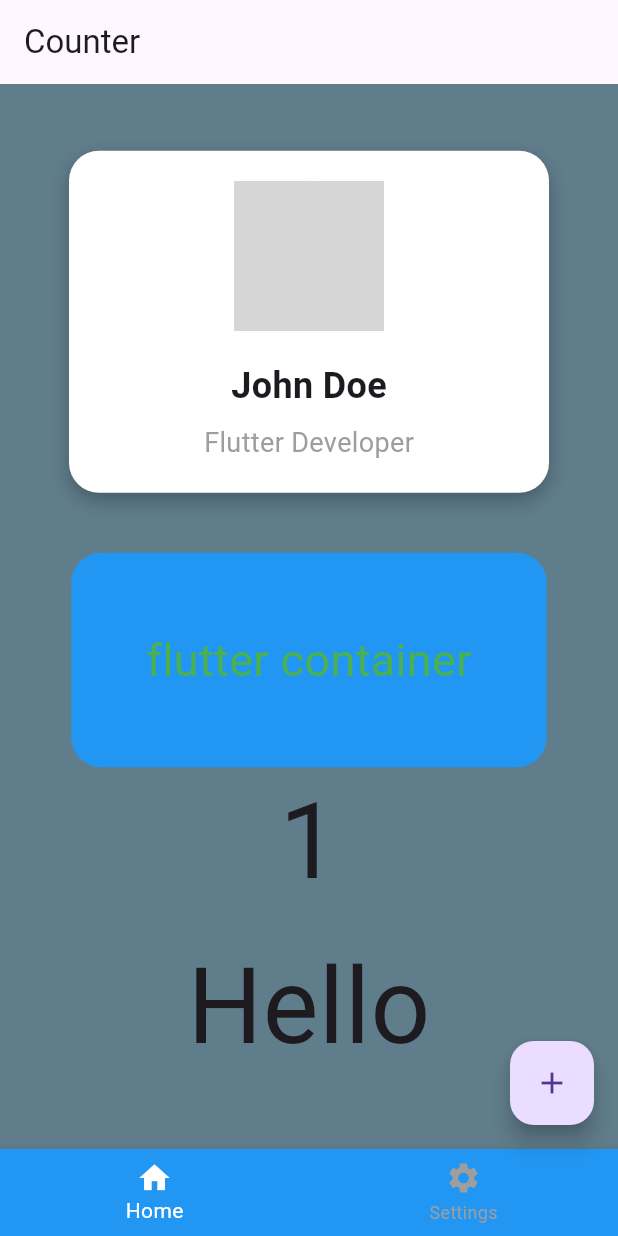
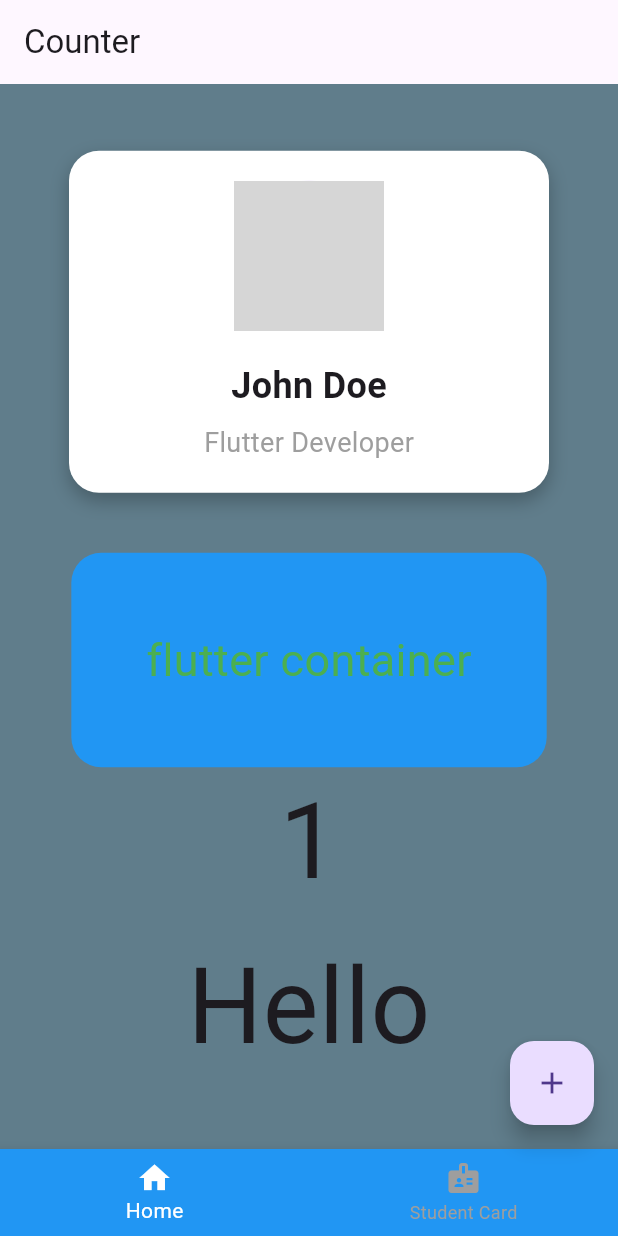
Before and after one commit to gostavo1334/practice1-MiniProject_profileCard, a Flutter app: the screen it shows after launch, after a tap on the "add" icon, on a phone screen of 412 x 824 dp. Run offline on Flutter 3.47's test engine with Material 3 defaults, Android fonts, the phone set to English and light mode, and no system bars; grey boxes are pictures that could not be loaded.

Commit message:
Update student Card

```diff
--- a/lib/main.dart
+++ b/lib/main.dart
@@ -1,4 +1,5 @@
 import 'package:flutter/material.dart';
+import 'student_card_page.dart';
 
 void main() {
   runApp(MyApp());
@@ -20,11 +21,27 @@ class CounterPage extends StatefulWidget {
 
 class _CounterPageState extends State<CounterPage> {
   int count = 0;
+  int _selectedIndex = 0;   // ← NEW: tracks which tab is selected
 
   void increase() {
     setState(() {
       count++;
     });
+  }
+
+  // ← NEW: handles taps on the bottom nav items
+  void _onNavTapped(int index) {
+    setState(() {
+      _selectedIndex = index;
+    });
+
+    if (index == 1) {
+      // "Student Card" tab tapped → navigate to new page
+      Navigator.push(
+        context,
+        MaterialPageRoute(builder: (context) => StudentCardPage()),
+      );
+    }
   }
 
   @override
@@ -36,7 +53,6 @@ class _CounterPageState extends State<CounterPage> {
         child: Column(
           mainAxisAlignment: MainAxisAlignment.center,
           children: [
-
             Container(
               width: 320,
               padding: EdgeInsets.all(20),
@@ -54,39 +70,25 @@ class _CounterPageState extends State<CounterPage> {
               child: Column(
                 mainAxisSize: MainAxisSize.min,
                 children: [
-                  // Profile Image
                   CircleAvatar(
                     radius: 50,
                     backgroundImage: AssetImage('assets/profile.jpg'),
-                    // Replace with NetworkImage(...) or ImagePicker later
                   ),
-
                   SizedBox(height: 20),
-
-                  // Name
                   Text(
                     'John Doe',
-                    style: TextStyle(
-                      fontSize: 24,
-                      fontWeight: FontWeight.bold,
-                    ),
+                    style: TextStyle(fontSize: 24, fontWeight: FontWeight.bold),
                   ),
-
                   SizedBox(height: 8),
-
-                  // Job Title
                   Text(
                     'Flutter Developer',
-                    style: TextStyle(
-                      fontSize: 18,
-                      color: Colors.grey,
-                    ),
+                    style: TextStyle(fontSize: 18, color: Colors.grey),
                   ),
                 ],
               ),
             ),
 
-            SizedBox(height: 40,),
+            SizedBox(height: 40),
 
             Container(
               padding: EdgeInsets.all(50),
@@ -94,46 +96,18 @@ class _CounterPageState extends State<CounterPage> {
                 borderRadius: BorderRadius.circular(20),
                 color: Colors.blue,
               ),
-
               child: Text(
                 'flutter container',
-                style: TextStyle(
-                  color: Colors.green,
-                  fontSize: 30,
-                ),
+                style: TextStyle(color: Colors.green, fontSize: 30),
               ),
             ),
 
-
-            Text(
-              '$count',
-              style: TextStyle(fontSize: 70),
-            ),
+            Text('$count', style: TextStyle(fontSize: 70)),
             SizedBox(height: 10),
-            Text(
-                'Hello',
-                style: TextStyle(fontSize: 70),
-            ),
+            Text('Hello', style: TextStyle(fontSize: 70)),
           ],
         ),
       ),
-
-/*   bottomNavigationBar: BottomAppBar(
-      color: Colors.green[50],
-      child: SizedBox(
-        height: 60,
-        child: Center(
-          child: Text(
-              'Bottom Navigation',
-              style: TextStyle(
-                color: Colors.blue,
-                fontSize: 18,
-              ),
-          ),
-        ),
-      ),
-    ),
-      */
       floatingActionButton: FloatingActionButton(
         onPressed: increase,
         child: Icon(Icons.add),
@@ -142,14 +116,16 @@ class _CounterPageState extends State<CounterPage> {
         backgroundColor: Colors.blue,
         selectedItemColor: Colors.white,
         unselectedItemColor: Colors.grey,
+        currentIndex: _selectedIndex,   // ← NEW
+        onTap: _onNavTapped,            // ← NEW: connects taps to the handler
         items: const [
           BottomNavigationBarItem(
             icon: Icon(Icons.home),
             label: 'Home',
           ),
           BottomNavigationBarItem(
-            icon: Icon(Icons.settings),
-            label: 'Settings',
+            icon: Icon(Icons.badge),       // ← changed icon to suit "Student Card"
+            label: 'Student Card',          // ← renamed from "Settings"
           ),
         ],
       ),
```
Also changed, not shown: lib/student_card_page.dart (added, +46 -0 lines).
